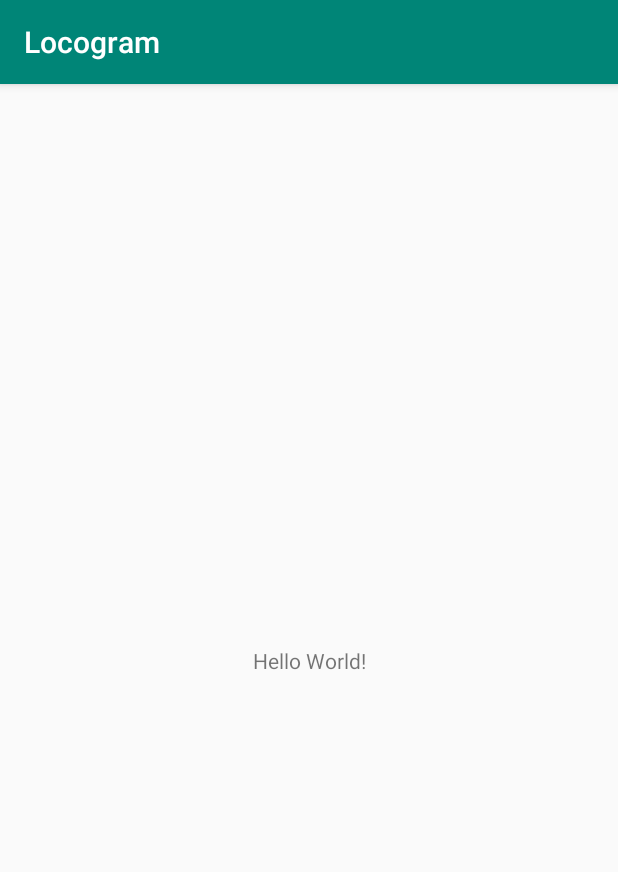
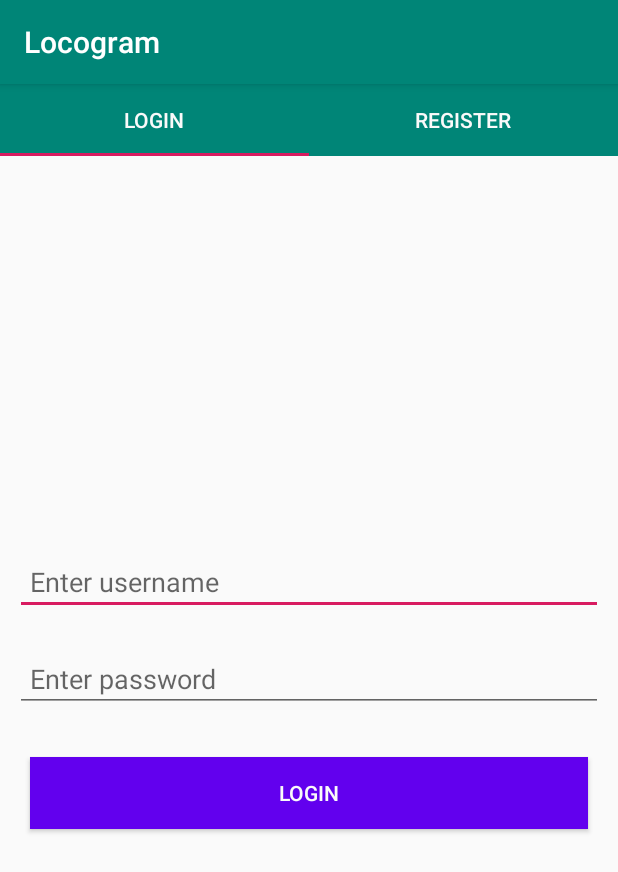
Before and after one commit to Niranjans01/locogram, an Android app: the screen it shows after launch (MainActivity), on a phone screen of 412 x 824 dp. Shown: the top 872 px of the screen. Run offline under Robolectric (Android 15) with nearby library versions, the phone set to English and light mode, and no system bars.

Commit message:
login and register in fragment pager adapter

```diff
--- a/app/build.gradle
+++ b/app/build.gradle
@@ -22,7 +22,10 @@ dependencies {
     implementation fileTree(dir: 'libs', include: ['*.jar'])
     implementation 'com.android.support:appcompat-v7:28.0.0'
     implementation 'com.android.support.constraint:constraint-layout:1.1.3'
+    implementation 'com.android.support:support-v4:28.0.0'
     testImplementation 'junit:junit:4.12'
     androidTestImplementation 'com.android.support.test:runner:1.0.2'
+    implementation 'com.android.support:design:28.0.0'
+    implementation 'com.android.support:recyclerview-v7:28.0.0'
     androidTestImplementation 'com.android.support.test.espresso:espresso-core:3.0.2'
 }
--- /dev/null
+++ b/app/src/main/java/com/niranjan/locogram/LoginFragment.java
@@ -0,0 +1,69 @@
+package com.niranjan.locogram;
+
+
+
+import android.app.Activity;
+import android.content.Context;
+import android.content.Intent;
+import android.content.SharedPreferences;
+import android.os.Bundle;
+import android.support.v4.app.Fragment;
+import android.util.Log;
+import android.view.LayoutInflater;
+import android.view.View;
+import android.view.ViewGroup;
+import android.widget.Button;
+import android.widget.EditText;
+import android.widget.TextView;
+import android.widget.Toast;
+
+
+/**
+ * A simple {@link Fragment} subclass.
+ */
+public class LoginFragment extends Fragment{
+
+    private Activity context;
+    Button btnLogin;
+    EditText username,password;
+    SharedPreferences shprf;
+
+    public LoginFragment() {
+        // Required empty public constructor
+    }
+
+
+    @Override
+    public View onCreateView(LayoutInflater inflater, ViewGroup container,
+                             Bundle savedInstanceState) {
+        // Inflate the layout for this fragment
+        context = getActivity();
+        View view = inflater.inflate(R.layout.fragment_login, container, false);
+        btnLogin = view.findViewById(R.id.login);
+        username = view.findViewById(R.id.usernamel);
+        password = view.findViewById(R.id.passwordl);
+
+        btnLogin.setOnClickListener(new View.OnClickListener() {
+            @Override
+            public void onClick(View v) {
+                Log.e("clicked frag","clicked me");
+                shprf = context.getSharedPreferences("User", Context.MODE_PRIVATE);
+
+                String user = shprf.getString("username",""); //username.getText().toString()
+                String pass = shprf.getString("password",""); //password.getText().toString()
+
+                if(user.equals(username.getText().toString()) || pass.equals(password.getText().toString())){
+                    Toast.makeText(context, "Successful log in", Toast.LENGTH_SHORT).show();
+                   // Intent signin = new Intent(context, Dashboard.class);
+                    //startActivity(signin);
+                }
+                else {
+                    Toast.makeText(context, "Incorrect username or password", Toast.LENGTH_SHORT).show();
+                }
+            }
+        });
+        return view;
+    }
+
+
+}
--- a/app/src/main/java/com/niranjan/locogram/MainActivity.java
+++ b/app/src/main/java/com/niranjan/locogram/MainActivity.java
@@ -1,13 +1,32 @@
 package com.niranjan.locogram;
 
+import android.os.Bundle;
+import android.support.design.widget.TabLayout;
+import android.support.v4.view.ViewPager;
 import android.support.v7.app.AppCompatActivity;
-import android.os.Bundle;
 
 public class MainActivity extends AppCompatActivity {
+
+    private ViewPager viewPager;
+    private TabLayout tabLayout;
+
 
     @Override
     protected void onCreate(Bundle savedInstanceState) {
         super.onCreate(savedInstanceState);
         setContentView(R.layout.activity_main);
+
+        viewPager = findViewById(R.id.viewPager);
+        tabLayout = findViewById(R.id.tablayout);
+
+
+
+        ViewPagerAdapter adapter = new ViewPagerAdapter(getSupportFragmentManager());
+        adapter.addFragment(new LoginFragment(), "Login");
+        adapter.addFragment(new RegisterFragment(), "Register");
+
+        viewPager.setAdapter(adapter);
+        tabLayout.setupWithViewPager(viewPager);
     }
+
 }
--- /dev/null
+++ b/app/src/main/java/com/niranjan/locogram/RegisterFragment.java
@@ -0,0 +1,57 @@
+package com.niranjan.locogram;
+
+
+import android.app.Activity;
+import android.content.Context;
+import android.content.Intent;
+import android.content.SharedPreferences;
+import android.os.Bundle;
+import android.support.annotation.NonNull;
+import android.support.annotation.Nullable;
+import android.support.v4.app.Fragment;
+import android.support.v4.app.FragmentTransaction;
+import android.view.LayoutInflater;
+import android.view.View;
+import android.view.ViewGroup;
+import android.widget.Button;
+import android.widget.EditText;
+import android.widget.TextView;
+import android.widget.Toast;
+
+
+public class RegisterFragment extends Fragment {
+
+    Activity context;
+    Button btnReg;
+    EditText username,password;
+    SharedPreferences shprf;
+
+
+    @Nullable
+    @Override
+    public View onCreateView(@NonNull LayoutInflater inflater, @Nullable ViewGroup container, @Nullable Bundle savedInstanceState) {
+        View view = inflater.inflate(R.layout.fragment_register,container,false);
+        context = getActivity();
+        btnReg = view.findViewById(R.id.register);
+        username = view.findViewById(R.id.usernamer);
+        password = view.findViewById(R.id.passwordr);
+        btnReg.setOnClickListener(new View.OnClickListener() {
+            @Override
+            public void onClick(View v) {
+                shprf = context.getSharedPreferences("User", Context.MODE_PRIVATE);
+                SharedPreferences.Editor shprfEditor= shprf.edit();
+
+                shprfEditor.putString("username",username.getText().toString());
+                shprfEditor.putString("password",password.getText().toString());
+                shprfEditor.commit();
+                Toast.makeText(context, "Successfully Registered", Toast.LENGTH_SHORT).show();
+//                Intent intent = new Intent(context, Dashboard.class);
+//                startActivity(intent);
+            }
+        });
+        return view;
+    }
+
+
+
+}
--- a/app/src/main/java/com/niranjan/locogram/SplashScreen.java
+++ b/app/src/main/java/com/niranjan/locogram/SplashScreen.java
@@ -7,10 +7,12 @@ import android.os.Bundle;
 
 public class SplashScreen extends AppCompatActivity {
 
+
     @Override
     protected void onCreate(Bundle savedInstanceState) {
         super.onCreate(savedInstanceState);
         setContentView(R.layout.activity_splash_screen);
+
 
         final Intent splash = new Intent(this,MainActivity.class);
 
--- /dev/null
+++ b/app/src/main/java/com/niranjan/locogram/ViewPagerAdapter.java
@@ -0,0 +1,42 @@
+package com.niranjan.locogram;
+
+
+import android.support.annotation.Nullable;
+import android.support.v4.app.Fragment;
+import android.support.v4.app.FragmentManager;
+import android.support.v4.app.FragmentPagerAdapter;
+
+import java.util.ArrayList;
+import java.util.List;
+
+public class ViewPagerAdapter extends FragmentPagerAdapter {
+
+    private List<Fragment> fragments = new ArrayList<>();
+    private List<String>  fragmentname = new ArrayList<>();
+
+
+    public ViewPagerAdapter(FragmentManager fm) {
+        super(fm);
+    }
+
+    @Override
+    public Fragment getItem(int i) {
+        return fragments.get(i);
+    }
+
+    @Override
+    public int getCount() {
+        return fragments.size();
+    }
+
+    @Nullable
+    @Override
+    public CharSequence getPageTitle(int position) {
+        return fragmentname.get(position);
+    }
+
+    public void addFragment(Fragment fragment, String title){
+        fragments.add(fragment);
+        fragmentname.add(title);
+    }
+}
--- a/app/src/main/res/layout/activity_main.xml
+++ b/app/src/main/res/layout/activity_main.xml
@@ -1,18 +1,30 @@
 <?xml version="1.0" encoding="utf-8"?>
-<android.support.constraint.ConstraintLayout xmlns:android="http://schemas.android.com/apk/res/android"
+<LinearLayout xmlns:android="http://schemas.android.com/apk/res/android"
     xmlns:app="http://schemas.android.com/apk/res-auto"
     xmlns:tools="http://schemas.android.com/tools"
     android:layout_width="match_parent"
     android:layout_height="match_parent"
+    android:orientation="vertical"
     tools:context=".MainActivity">
 
-    <TextView
-        android:layout_width="wrap_content"
-        android:layout_height="wrap_content"
-        android:text="Hello World!"
-        app:layout_constraintBottom_toBottomOf="parent"
-        app:layout_constraintLeft_toLeftOf="parent"
-        app:layout_constraintRight_toRightOf="parent"
-        app:layout_constraintTop_toTopOf="parent" />
+    <android.support.design.widget.TabLayout
+        android:id="@+id/tablayout"
+        android:background="@color/colorPrimary"
+        app:tabTextColor="#FAFAFA"
+        app:tabIndicatorColor="@color/colorAccent"
+        android:layout_width="match_parent"
+        android:layout_height="wrap_content">
 
-</android.support.constraint.ConstraintLayout>
+    </android.support.design.widget.TabLayout>
+
+
+    <android.support.v4.view.ViewPager
+        android:id="@+id/viewPager"
+        android:layout_width="match_parent"
+        android:layout_height="wrap_content">
+
+    </android.support.v4.view.ViewPager>
+
+
+
+</LinearLayout>
--- /dev/null
+++ b/app/src/main/res/layout/fragment_login.xml
@@ -0,0 +1,49 @@
+<?xml version="1.0" encoding="utf-8"?>
+<FrameLayout xmlns:android="http://schemas.android.com/apk/res/android"
+    xmlns:tools="http://schemas.android.com/tools"
+    android:layout_width="match_parent"
+    android:layout_height="match_parent"
+    tools:context=".LoginFragment">
+
+    <RelativeLayout
+        android:layout_width="match_parent"
+        android:layout_height="match_parent">
+
+        <LinearLayout
+            android:orientation="vertical"
+            android:gravity="center"
+            android:layout_width="match_parent"
+            android:layout_height="match_parent">
+
+            <EditText
+                android:id="@+id/usernamel"
+                android:layout_margin="10dp"
+                android:hint="Enter username"
+                android:padding="10dp"
+                android:layout_width="match_parent"
+                android:layout_height="wrap_content" />
+
+            <EditText
+                android:id="@+id/passwordl"
+                android:layout_margin="10dp"
+                android:padding="10dp"
+                android:inputType="textPassword"
+                android:hint="Enter password"
+                android:layout_width="match_parent"
+                android:layout_height="wrap_content" />
+
+            <Button
+                android:text="Login"
+                android:background="@color/design_default_color_primary"
+                android:textColor="#FAFAFA"
+                android:id="@+id/login"
+                android:layout_margin="20dp"
+                android:layout_width="match_parent"
+                android:layout_height="wrap_content" />
+
+
+        </LinearLayout>
+
+    </RelativeLayout>
+
+</FrameLayout>
--- a/app/src/main/res/values/strings.xml
+++ b/app/src/main/res/values/strings.xml
@@ -1,3 +1,6 @@
 <resources>
     <string name="app_name">Locogram</string>
+
+    <!-- TODO: Remove or change this placeholder text -->
+    <string name="hello_blank_fragment">Hello blank fragment</string>
 </resources>
--- a/build.gradle
+++ b/build.gradle
@@ -7,7 +7,7 @@ buildscript {
 
     }
     dependencies {
-        classpath 'com.android.tools.build:gradle:3.3.2'
+        classpath 'com.android.tools.build:gradle:3.4.0'
 
         // NOTE: Do not place your application dependencies here; they belong
         // in the individual module build.gradle files
```
Also changed, not shown: app/src/main/AndroidManifest.xml (+6 -3 lines), app/src/main/res/layout/activity_splash_screen.xml (+10 -0 lines), app/src/main/res/layout/fragment_register.xml (added, +41 -0 lines), app/src/main/res/drawable-hdpi/ic_untitled_1.png (added), app/src/main/res/drawable-mdpi/ic_untitled_1.png (added), app/src/main/res/drawable-xhdpi/ic_untitled_1.png (added), app/src/main/res/drawable-xxhdpi/ic_untitled_1.png (added), app/src/main/res/drawable-xxxhdpi/ic_untitled_1.png (added), gradle/wrapper/gradle-wrapper.properties.
